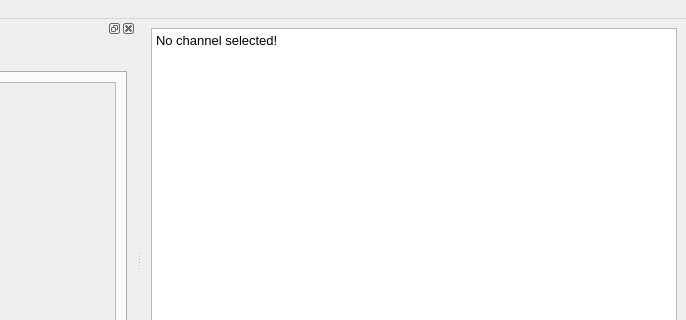
mak448a/Qtcord, file src/ui/main.ui: the form before one commit; both pictures show x 154 to 840 and y 0 to 320 of the 840 by 500 pixel window.
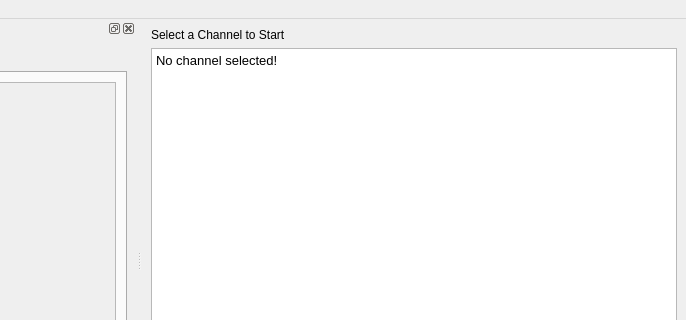
The form after the commit.

Commit message: Add a channel indicator

```diff
--- a/src/ui/main.ui
+++ b/src/ui/main.ui
@@ -17,6 +17,16 @@
    <layout class="QHBoxLayout" name="horizontalLayout_4">
     <item>
      <layout class="QVBoxLayout" name="verticalLayout">
+      <item>
+       <widget class="QLabel" name="channel_label">
+        <property name="text">
+         <string>Select a Channel to Start</string>
+        </property>
+        <property name="margin">
+         <number>2</number>
+        </property>
+       </widget>
+      </item>
       <item>
        <widget class="QScrollArea" name="scrollArea">
         <property name="frameShape">
```
The commit also changes 2 other files.
